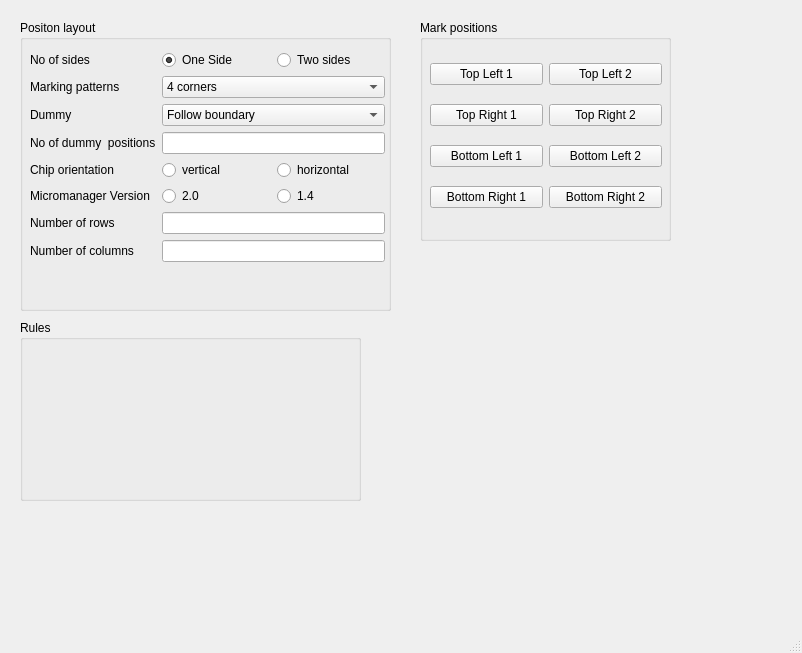
karempudi/rtclient, file rtclient/ui/qt_ui_files/positions.ui: the form before one commit.
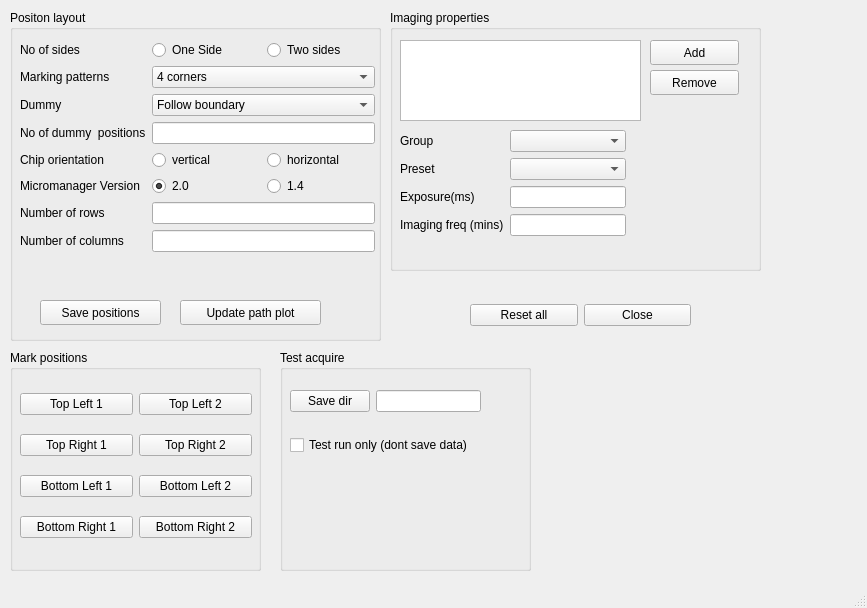
The form after the commit.

Commit message: Finished main and positions ui files

Patch:
```diff
--- a/rtclient/ui/qt_ui_files/positions.ui
+++ b/rtclient/ui/qt_ui_files/positions.ui
@@ -6,8 +6,8 @@
    <rect>
     <x>0</x>
     <y>0</y>
-    <width>802</width>
-    <height>653</height>
+    <width>867</width>
+    <height>608</height>
    </rect>
   </property>
   <property name="windowTitle">
@@ -17,10 +17,10 @@
    <widget class="QGroupBox" name="groupBox">
     <property name="geometry">
      <rect>
-      <x>20</x>
-      <y>20</y>
+      <x>10</x>
+      <y>10</y>
       <width>371</width>
-      <height>291</height>
+      <height>331</height>
      </rect>
     </property>
     <property name="title">
@@ -32,7 +32,7 @@
        <x>10</x>
        <y>30</y>
        <width>355</width>
-       <height>244</height>
+       <height>251</height>
       </rect>
      </property>
      <layout class="QFormLayout" name="formLayout">
@@ -43,6 +43,27 @@
         </property>
        </widget>
       </item>
+      <item row="0" column="1">
+       <layout class="QHBoxLayout" name="grid_type_layout">
+        <item>
+         <widget class="QRadioButton" name="one_rect_button">
+          <property name="text">
+           <string>One Side</string>
+          </property>
+          <property name="checked">
+           <bool>true</bool>
+          </property>
+         </widget>
+        </item>
+        <item>
+         <widget class="QRadioButton" name="two_rect_button">
+          <property name="text">
+           <string>Two sides</string>
+          </property>
+         </widget>
+        </item>
+       </layout>
+      </item>
       <item row="1" column="0">
        <widget class="QLabel" name="label_2">
         <property name="text">
@@ -50,13 +71,6 @@
         </property>
        </widget>
       </item>
-      <item row="2" column="0">
-       <widget class="QLabel" name="label_3">
-        <property name="text">
-         <string>Dummy</string>
-        </property>
-       </widget>
-      </item>
       <item row="1" column="1">
        <widget class="QComboBox" name="comboBox_2">
         <item>
@@ -76,6 +90,13 @@
         </item>
        </widget>
       </item>
+      <item row="2" column="0">
+       <widget class="QLabel" name="label_3">
+        <property name="text">
+         <string>Dummy</string>
+        </property>
+       </widget>
+      </item>
       <item row="2" column="1">
        <widget class="QComboBox" name="comboBox_3">
         <item>
@@ -97,6 +118,9 @@
         </property>
        </widget>
       </item>
+      <item row="3" column="1">
+       <widget class="QLineEdit" name="lineEdit"/>
+      </item>
       <item row="4" column="0">
        <widget class="QLabel" name="label_5">
         <property name="text">
@@ -104,8 +128,26 @@
         </property>
        </widget>
       </item>
-      <item row="3" column="1">
-       <widget class="QLineEdit" name="lineEdit"/>
+      <item row="4" column="1">
+       <layout class="QHBoxLayout" name="chip_orientation_layout">
+        <item>
+         <widget class="QRadioButton" name="chip_vertical_button">
+          <property name="text">
+           <string>vertical</string>
+          </property>
+          <property name="checked">
+           <bool>true</bool>
+          </property>
+         </widget>
+        </item>
+        <item>
+         <widget class="QRadioButton" name="chip_horizontal_button">
+          <property name="text">
+           <string>horizontal</string>
+          </property>
+         </widget>
+        </item>
+       </layout>
       </item>
       <item row="5" column="0">
        <widget class="QLabel" name="label_6">
@@ -135,48 +177,6 @@
         </item>
        </layout>
       </item>
-      <item row="4" column="1">
-       <layout class="QHBoxLayout" name="chip_orientation_layout">
-        <item>
-         <widget class="QRadioButton" name="chip_vertical_button">
-          <property name="text">
-           <string>vertical</string>
-          </property>
-          <property name="checked">
-           <bool>true</bool>
-          </property>
-         </widget>
-        </item>
-        <item>
-         <widget class="QRadioButton" name="chip_horizontal_button">
-          <property name="text">
-           <string>horizontal</string>
-          </property>
-         </widget>
-        </item>
-       </layout>
-      </item>
-      <item row="0" column="1">
-       <layout class="QHBoxLayout" name="grid_type_layout">
-        <item>
-         <widget class="QRadioButton" name="one_rect_button">
-          <property name="text">
-           <string>One Side</string>
-          </property>
-          <property name="checked">
-           <bool>true</bool>
-          </property>
-         </widget>
-        </item>
-        <item>
-         <widget class="QRadioButton" name="two_rect_button">
-          <property name="text">
-           <string>Two sides</string>
-          </property>
-         </widget>
-        </item>
-       </layout>
-      </item>
       <item row="6" column="0">
        <widget class="QLabel" name="label_7">
         <property name="text">
@@ -184,6 +184,9 @@
         </property>
        </widget>
       </item>
+      <item row="6" column="1">
+       <widget class="QLineEdit" name="lineEdit_2"/>
+      </item>
       <item row="7" column="0">
        <widget class="QLabel" name="label_8">
         <property name="text">
@@ -191,20 +194,198 @@
         </property>
        </widget>
       </item>
-      <item row="6" column="1">
-       <widget class="QLineEdit" name="lineEdit_2"/>
-      </item>
       <item row="7" column="1">
        <widget class="QLineEdit" name="lineEdit_3"/>
       </item>
      </layout>
     </widget>
+    <widget class="QPushButton" name="pushButton_4">
+     <property name="geometry">
+      <rect>
+       <x>30</x>
+       <y>290</y>
+       <width>121</width>
+       <height>25</height>
+      </rect>
+     </property>
+     <property name="text">
+      <string>Save positions</string>
+     </property>
+    </widget>
+    <widget class="QPushButton" name="pushButton_5">
+     <property name="geometry">
+      <rect>
+       <x>170</x>
+       <y>290</y>
+       <width>141</width>
+       <height>25</height>
+      </rect>
+     </property>
+     <property name="text">
+      <string>Update path plot</string>
+     </property>
+    </widget>
+   </widget>
+   <widget class="QGroupBox" name="groupBox_3">
+    <property name="geometry">
+     <rect>
+      <x>390</x>
+      <y>10</y>
+      <width>371</width>
+      <height>261</height>
+     </rect>
+    </property>
+    <property name="title">
+     <string>Imaging properties</string>
+    </property>
+    <widget class="QWidget" name="formLayoutWidget_2">
+     <property name="geometry">
+      <rect>
+       <x>10</x>
+       <y>120</y>
+       <width>226</width>
+       <height>121</height>
+      </rect>
+     </property>
+     <layout class="QFormLayout" name="formLayout_2">
+      <item row="0" column="0">
+       <widget class="QLabel" name="label_9">
+        <property name="text">
+         <string>Group</string>
+        </property>
+       </widget>
+      </item>
+      <item row="1" column="0">
+       <widget class="QLabel" name="label_10">
+        <property name="text">
+         <string>Preset</string>
+        </property>
+       </widget>
+      </item>
+      <item row="2" column="0">
+       <widget class="QLabel" name="label_11">
+        <property name="text">
+         <string>Exposure(ms)</string>
+        </property>
+       </widget>
+      </item>
+      <item row="2" column="1">
+       <widget class="QLineEdit" name="lineEdit_4"/>
+      </item>
+      <item row="0" column="1">
+       <widget class="QComboBox" name="comboBox"/>
+      </item>
+      <item row="1" column="1">
+       <widget class="QComboBox" name="comboBox_4"/>
+      </item>
+      <item row="3" column="0">
+       <widget class="QLabel" name="label_12">
+        <property name="text">
+         <string>Imaging freq (mins)</string>
+        </property>
+       </widget>
+      </item>
+      <item row="3" column="1">
+       <widget class="QLineEdit" name="lineEdit_6"/>
+      </item>
+     </layout>
+    </widget>
+    <widget class="QListWidget" name="listWidget">
+     <property name="geometry">
+      <rect>
+       <x>10</x>
+       <y>30</y>
+       <width>241</width>
+       <height>81</height>
+      </rect>
+     </property>
+    </widget>
+    <widget class="QPushButton" name="pushButton">
+     <property name="geometry">
+      <rect>
+       <x>260</x>
+       <y>30</y>
+       <width>89</width>
+       <height>25</height>
+      </rect>
+     </property>
+     <property name="text">
+      <string>Add</string>
+     </property>
+    </widget>
+    <widget class="QPushButton" name="pushButton_2">
+     <property name="geometry">
+      <rect>
+       <x>260</x>
+       <y>60</y>
+       <width>89</width>
+       <height>25</height>
+      </rect>
+     </property>
+     <property name="text">
+      <string>Remove</string>
+     </property>
+    </widget>
+   </widget>
+   <widget class="QGroupBox" name="groupBox_4">
+    <property name="geometry">
+     <rect>
+      <x>280</x>
+      <y>350</y>
+      <width>251</width>
+      <height>221</height>
+     </rect>
+    </property>
+    <property name="title">
+     <string>Test acquire</string>
+    </property>
+    <widget class="QWidget" name="formLayoutWidget_3">
+     <property name="geometry">
+      <rect>
+       <x>10</x>
+       <y>40</y>
+       <width>191</width>
+       <height>31</height>
+      </rect>
+     </property>
+     <layout class="QFormLayout" name="formLayout_3">
+      <item row="0" column="0">
+       <widget class="QPushButton" name="pushButton_3">
+        <property name="text">
+         <string>Save dir</string>
+        </property>
+       </widget>
+      </item>
+      <item row="0" column="1">
+       <widget class="QLineEdit" name="lineEdit_5"/>
+      </item>
+     </layout>
+    </widget>
+    <widget class="QWidget" name="horizontalLayoutWidget_2">
+     <property name="geometry">
+      <rect>
+       <x>10</x>
+       <y>80</y>
+       <width>228</width>
+       <height>31</height>
+      </rect>
+     </property>
+     <layout class="QHBoxLayout" name="horizontalLayout">
+      <item>
+       <widget class="QCheckBox" name="checkBox">
+        <property name="text">
+         <string>Test run only (dont save data)</string>
+        </property>
+       </widget>
+      </item>
+     </layout>
+    </widget>
    </widget>
    <widget class="QGroupBox" name="groupBox_2">
     <property name="geometry">
      <rect>
-      <x>420</x>
-      <y>20</y>
+      <x>10</x>
+      <y>350</y>
       <width>251</width>
       <height>221</height>
      </rect>
@@ -281,18 +462,41 @@
      </layout>
     </widget>
    </widget>
-   <widget class="QGroupBox" name="groupBox_3">
+   <widget class="QWidget" name="widget" native="true">
     <property name="geometry">
      <rect>
-      <x>20</x>
-      <y>320</y>
-      <width>341</width>
-      <height>181</height>
+      <x>550</x>
+      <y>360</y>
+      <width>281</width>
+      <height>211</height>
      </rect>
     </property>
-    <property name="title">
-     <string>Rules</string>
+   </widget>
+   <widget class="QWidget" name="horizontalLayoutWidget_3">
+    <property name="geometry">
+     <rect>
+      <x>470</x>
+      <y>290</y>
+      <width>221</width>
+      <height>51</height>
+     </rect>
     </property>
+    <layout class="QHBoxLayout" name="horizontalLayout_2">
+     <item>
+      <widget class="QPushButton" name="pushButton_7">
+       <property name="text">
+        <string>Reset all</string>
+       </property>
+      </widget>
+     </item>
+     <item>
+      <widget class="QPushButton" name="pushButton_6">
+       <property name="text">
+        <string>Close</string>
+       </property>
+      </widget>
+     </item>
+    </layout>
    </widget>
   </widget>
   <widget class="QMenuBar" name="menubar">
@@ -300,7 +504,7 @@
     <rect>
      <x>0</x>
      <y>0</y>
-     <width>802</width>
+     <width>867</width>
      <height>22</height>
     </rect>
    </property>
```
The commit also changes 1 other file.
